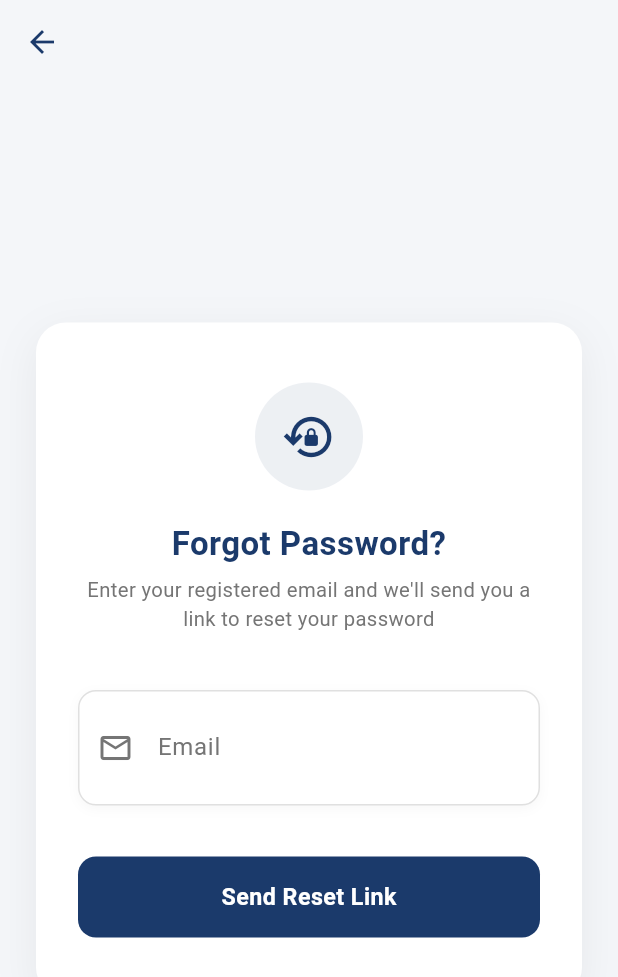
After one commit to Idle-del/EduXchange----Frontend-Flutter-, a Flutter app: the screen it shows after launch, after a tap on "Forgot Password?", on a phone screen of 412 x 824 dp. The commit adds this screen. Shown: the top 977 px of the screen. Run offline on Flutter 3.47's test engine with Material 3 defaults, Android fonts, the phone set to English and light mode, and no system bars; our stand-ins replace cached_network_image, cloud_firestore, file_picker, firebase_core, get, get_storage and 2 more; accounts and stored records are empty; network calls fail.

Commit message:
Add forgot password

```diff
--- /dev/null
+++ b/lib/login/register/forgot_password.dart
@@ -0,0 +1,223 @@
+// ignore_for_file: deprecated_member_use, use_build_context_synchronously
+
+import 'package:edu_xchange/services/auth_service.dart';
+import 'package:flutter/material.dart';
+
+class ForgotPasswordScreen extends StatefulWidget {
+  const ForgotPasswordScreen({super.key});
+
+  @override
+  State<ForgotPasswordScreen> createState() => _ForgotPasswordScreenState();
+}
+
+class _ForgotPasswordScreenState extends State<ForgotPasswordScreen> {
+  final _formKey = GlobalKey<FormState>();
+  final _emailController = TextEditingController();
+
+  final AuthService _authService = AuthService();
+
+  bool _isLoading = false;
+
+  static const Color _primaryColor = Color(0xFF1B3A6B); // deep navy blue
+
+  @override
+  void dispose() {
+    _emailController.dispose();
+    super.dispose();
+  }
+
+  void _handleSendResetLink() async {
+    if (!_formKey.currentState!.validate()) {
+      return;
+    }
+
+    final email = _emailController.text.trim();
+
+    setState(() => _isLoading = true);
+
+    final error = await _authService.forgetPassword(email);
+
+    setState(() => _isLoading = false);
+
+    if (error == null) {
+      ScaffoldMessenger.of(context).showSnackBar(
+        const SnackBar(
+          content: Text('A link will be sent to your email address'),
+        ),
+      );
+      Navigator.pop(context);
+    } else {
+      ScaffoldMessenger.of(context).showSnackBar(
+        SnackBar(content: Text(error)),
+      );
+    }
+  }
+
+  @override
+  Widget build(BuildContext context) {
+    final isDarkMode = Theme.of(context).brightness == Brightness.dark;
+    return Scaffold(
+      backgroundColor:
+          isDarkMode ? const Color(0xFF0E1420) : const Color(0xFFF4F6F9),
+      appBar: AppBar(
+        backgroundColor: Colors.transparent,
+        elevation: 0,
+        iconTheme: IconThemeData(
+          color: isDarkMode ? Colors.white : _primaryColor,
+        ),
+      ),
+      body: Center(
+        child: SingleChildScrollView(
+          padding: const EdgeInsets.symmetric(horizontal: 24.0, vertical: 32.0),
+          child: ConstrainedBox(
+            constraints: const BoxConstraints(maxWidth: 420),
+            child: Container(
+              padding:
+                  const EdgeInsets.symmetric(horizontal: 28, vertical: 40),
+              decoration: BoxDecoration(
+                color: isDarkMode ? const Color(0xFF161D2B) : Colors.white,
+                borderRadius: BorderRadius.circular(20),
+                boxShadow: [
+                  BoxShadow(
+                    color: Colors.black.withOpacity(isDarkMode ? 0.4 : 0.06),
+                    blurRadius: 24,
+                    offset: const Offset(0, 8),
+                  ),
+                ],
+              ),
+              child: Form(
+                key: _formKey,
+                child: Column(
+                  mainAxisAlignment: MainAxisAlignment.center,
+                  crossAxisAlignment: CrossAxisAlignment.stretch,
+                  children: [
+                    Container(
+                      width: 72,
+                      height: 72,
+                      alignment: Alignment.center,
+                      decoration: BoxDecoration(
+                        color: _primaryColor.withOpacity(isDarkMode ? 0.18 : 0.08),
+                        shape: BoxShape.circle,
+                      ),
+                      child: const Icon(
+                        Icons.lock_reset_outlined,
+                        size: 36,
+                        color: _primaryColor,
+                      ),
+                    ),
+                    const SizedBox(height: 20),
+                    Text(
+                      'Forgot Password?',
+                      textAlign: TextAlign.center,
+                      style: TextStyle(
+                        fontSize: 22,
+                        fontWeight: FontWeight.bold,
+                        letterSpacing: 0.3,
+                        color: isDarkMode ? Colors.white : _primaryColor,
+                      ),
+                    ),
+                    const SizedBox(height: 6),
+                    Text(
+                      'Enter your registered email and we\'ll send you a link to reset your password',
+                      textAlign: TextAlign.center,
+                      style: TextStyle(
+                        fontSize: 13.5,
+                        color: isDarkMode ? Colors.grey[400] : Colors.grey[600],
+                      ),
+                    ),
+                    const SizedBox(height: 28),
+
+                    // Email field
+                    Container(
+                      margin: const EdgeInsets.symmetric(vertical: 10),
+                      decoration: BoxDecoration(
+                        color: isDarkMode ? Colors.grey[900] : Colors.white,
+                        borderRadius: BorderRadius.circular(12),
+                        border: Border.all(
+                          color: isDarkMode ? Colors.grey[800]! : Colors.grey[300]!,
+                          width: 1,
+                        ),
+                        boxShadow: [
+                          BoxShadow(
+                            color: Colors.black.withOpacity(0.03),
+                            blurRadius: 6,
+                            offset: const Offset(0, 2),
+                          ),
+                        ],
+                      ),
+                      child: TextFormField(
+                        controller: _emailController,
+                        style: const TextStyle(fontSize: 15),
+                        decoration: InputDecoration(
+                          prefixIcon: Icon(
+                            Icons.email_outlined,
+                            color: isDarkMode ? Colors.grey[400] : Colors.grey[600],
+                          ),
+                          labelText: 'Email',
+                          labelStyle: TextStyle(
+                            color: isDarkMode ? Colors.grey[400] : Colors.grey[600],
+                          ),
+                          border: InputBorder.none,
+                          contentPadding: const EdgeInsets.symmetric(
+                            vertical: 18,
+                            horizontal: 4,
+                          ),
+                        ),
+                        validator: (val) {
+                          if (val == null || val.isEmpty) {
+                            return 'Email is required';
+                          }
+                          if (!RegExp(
+                            r"^[\w-\.]+@([\w-]+\.)+[\w-]{2,4}$",
+                          ).hasMatch(val.trim())) {
+                            return 'Please enter a valid email address';
+                          }
+                          return null;
+                        },
+                      ),
+                    ),
+                    const SizedBox(height: 24),
+
+                    ElevatedButton(
+                      onPressed: () {
+                        if (!_isLoading) {
+                          _handleSendResetLink();
+                        }
+                      },
+                      style: ElevatedButton.styleFrom(
+                        backgroundColor: _primaryColor,
+                        foregroundColor: Colors.white,
+                        elevation: 0,
+                        padding: const EdgeInsets.symmetric(vertical: 16),
+                        shape: RoundedRectangleBorder(
+                          borderRadius: BorderRadius.circular(12),
+                        ),
+                      ),
+                      child: _isLoading
+                          ? const SizedBox(
+                              height: 20,
+                              width: 20,
+                              child: CircularProgressIndicator(
+                                strokeWidth: 2,
+                                color: Colors.white,
+                              ),
+                            )
+                          : const Text(
+                              'Send Reset Link',
+                              style: TextStyle(
+                                fontSize: 15.5,
+                                fontWeight: FontWeight.w600,
+                                letterSpacing: 0.3,
+                              ),
+                            ),
+                    ),
+                  ],
+                ),
+              ),
+            ),
+          ),
+        ),
+      ),
+    );
+  }
+}
--- a/lib/login/register/login_screen.dart
+++ b/lib/login/register/login_screen.dart
@@ -1,5 +1,6 @@
 // ignore_for_file: use_build_context_synchronously, deprecated_member_use
 
+import 'package:edu_xchange/login/register/forgot_password.dart';
 import 'package:edu_xchange/login/register/register_screen.dart';
 import 'package:edu_xchange/screens/main_screen.dart';
 import 'package:edu_xchange/services/auth_service.dart';
@@ -42,7 +43,6 @@ class _LoginScreenState extends State<LoginScreen> {
     bool isDarkMode,
     Widget? suffixIcon,
     String? Function(String?) validator,
-
   ) {
     return Column(
       crossAxisAlignment: CrossAxisAlignment.start,
@@ -118,7 +118,9 @@ class _LoginScreenState extends State<LoginScreen> {
   Widget build(BuildContext context) {
     final isDarkMode = Theme.of(context).brightness == Brightness.dark;
     return Scaffold(
-      backgroundColor: isDarkMode ? const Color(0xFF0E1420) : const Color(0xFFF4F6F9),
+      backgroundColor: isDarkMode
+          ? const Color(0xFF0E1420)
+          : const Color(0xFFF4F6F9),
       body: Center(
         child: SingleChildScrollView(
           padding: const EdgeInsets.symmetric(horizontal: 24.0, vertical: 32.0),
@@ -149,7 +151,9 @@ class _LoginScreenState extends State<LoginScreen> {
                       height: 72,
                       alignment: Alignment.center,
                       decoration: BoxDecoration(
-                        color: _primaryColor.withOpacity(isDarkMode ? 0.18 : 0.08),
+                        color: _primaryColor.withOpacity(
+                          isDarkMode ? 0.18 : 0.08,
+                        ),
                         shape: BoxShape.circle,
                       ),
                       child: const Icon(
@@ -185,7 +189,10 @@ class _LoginScreenState extends State<LoginScreen> {
                       'Email',
                       _emailController,
                       false,
-                      Icon(Icons.email_outlined, color: isDarkMode ? Colors.grey[400] : Colors.grey[600]),
+                      Icon(
+                        Icons.email_outlined,
+                        color: isDarkMode ? Colors.grey[400] : Colors.grey[600],
+                      ),
                       isDarkMode,
                       null,
                       (val) {
@@ -198,7 +205,7 @@ class _LoginScreenState extends State<LoginScreen> {
                           return 'Please enter a valid email address';
                         }
                         return null;
-                      } // No suffix icon for email field
+                      }, // No suffix icon for email field
                     ),
 
                     const SizedBox(height: 4),
@@ -208,12 +215,17 @@ class _LoginScreenState extends State<LoginScreen> {
                       'Password',
                       _passwordController,
                       true,
-                      Icon(Icons.lock_outline, color: isDarkMode ? Colors.grey[400] : Colors.grey[600]),
+                      Icon(
+                        Icons.lock_outline,
+                        color: isDarkMode ? Colors.grey[400] : Colors.grey[600],
+                      ),
                       isDarkMode,
                       IconButton(
                         icon: Icon(
                           _isVisible ? Icons.visibility : Icons.visibility_off,
-                          color: isDarkMode ? Colors.grey[400] : Colors.grey[600],
+                          color: isDarkMode
+                              ? Colors.grey[400]
+                              : Colors.grey[600],
                           size: 20,
                         ),
                         onPressed: () {
@@ -230,9 +242,40 @@ class _LoginScreenState extends State<LoginScreen> {
                           return 'Password must be at least 8 characters';
                         }
                         return null;
-                      }
+                      },
                     ),
                     const SizedBox(height: 28),
+
+                    // Forgot password link
+                    Align(
+                      alignment: Alignment.centerRight,
+                      child: TextButton(
+                        onPressed: () {
+                          Navigator.push(
+                            context,
+                            MaterialPageRoute(
+                              builder: (_) => const ForgotPasswordScreen(),
+                            ),
+                          );
+                        },
+                        style: TextButton.styleFrom(
+                          padding: EdgeInsets.zero,
+                          minimumSize: Size.zero,
+                          tapTargetSize: MaterialTapTargetSize.shrinkWrap,
+                        ),
+                        child: const Text(
+                          'Forgot Password?',
+                          style: TextStyle(
+                            fontSize: 13,
+                            fontWeight: FontWeight.w600,
+                            color: _accentColor,
+                          ),
+                        ),
+                      ),
+                    ),
+                    const SizedBox(height: 16),
+
+                    // Login button
 
                     // Login button
                     ElevatedButton(
@@ -278,13 +321,17 @@ class _LoginScreenState extends State<LoginScreen> {
                           "Don't have an account? ",
                           style: TextStyle(
                             fontSize: 13.5,
-                            color: isDarkMode ? Colors.grey[400] : Colors.grey[700],
+                            color: isDarkMode
+                                ? Colors.grey[400]
+                                : Colors.grey[700],
                           ),
                         ),
                         GestureDetector(
                           onTap: () => Navigator.pushReplacement(
                             context,
-                            MaterialPageRoute(builder: (_) => const RegisterScreen()),
+                            MaterialPageRoute(
+                              builder: (_) => const RegisterScreen(),
+                            ),
                           ),
                           child: const Text(
                             'Sign Up',
```
Also changed, not shown: lib/main.dart (+7 -8 lines), lib/services/auth_service.dart (+52 -1 lines), 4 other files.
